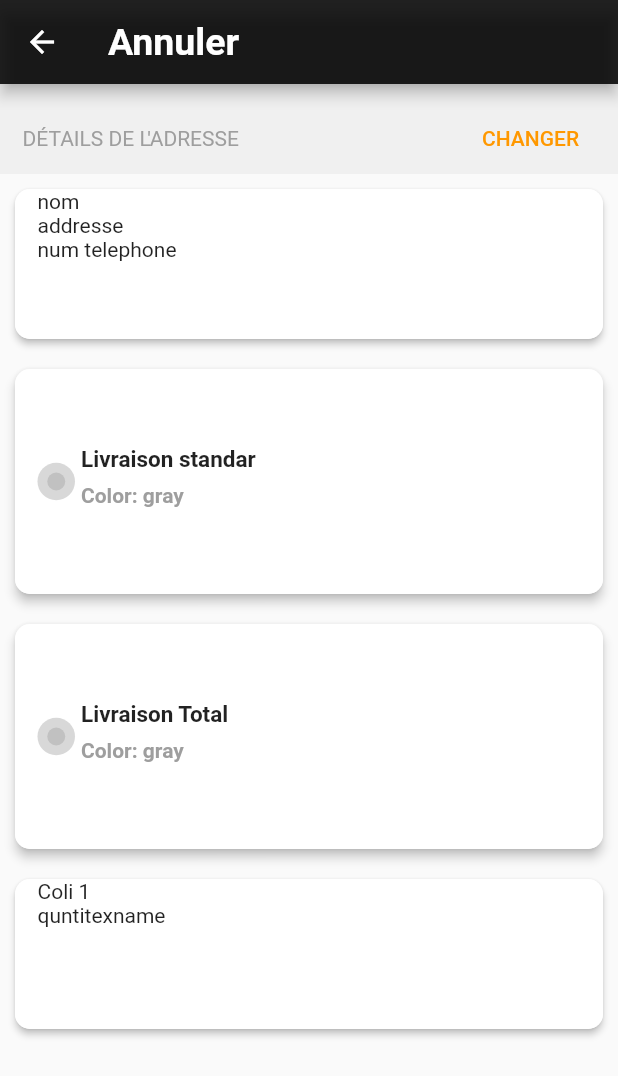
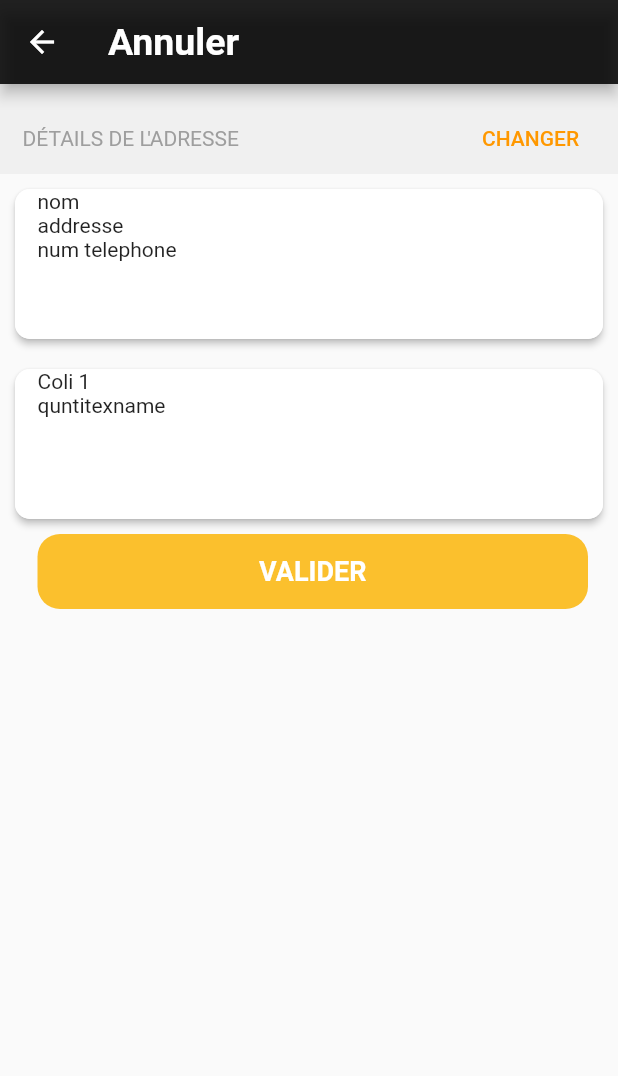
Before and after one commit to najlaom/ecomerce, a Flutter app: the Livraison screen opened directly, on a phone screen of 412 x 824 dp. Shown: the top 1076 px of the screen. Run offline on Flutter 3.47's test engine with Material 2 defaults, Android fonts, the phone set to English and light mode, and no system bars; our stand-ins replace cached_network_image, eva_icons_flutter, flutter_custom_clippers, flutter_secure_storage, flutter_swiper, intl_phone_field and 2 more; accounts and stored records are empty; network calls fail; Roboto replaces fonts that are missing (Montserrat, Quicksand).

Commit message:
ajout interface

```diff
--- a/lib/screens/category/category.dart
+++ b/lib/screens/category/category.dart
@@ -88,7 +88,9 @@ class _CategoryState extends State<Category> {
             appBar: AppBar(
               backgroundColor: Colors.black87,
               title: GestureDetector(
-                onTap: () {},
+                onTap: () {
+
+                },
                 child: Container(
                   decoration: BoxDecoration(
                     color: Colors.white,
@@ -109,8 +111,7 @@ class _CategoryState extends State<Category> {
                           VerticalDivider(),
                           Expanded(
                             child: Text(
-                              'Recherche sur moll' +
-                                  bloc.allItems.length.toString(),
+                              'Recherche sur moll' ,
                               style: Theme.of(context)
                                   .textTheme
                                   .subtitle2
--- a/lib/screens/commande/livraison.dart
+++ b/lib/screens/commande/livraison.dart
@@ -78,15 +78,32 @@ class _LivraisonState extends State<Livraison> {
                   ],
                 )),
             itemCardInfo(),
-             Column(
-              children: <Widget>[
-                itemCard('Livraison standar', 'gray',
-                    true, 0),
-                itemCard('Livraison Total', 'gray',
-                    true, 1),
-              ],
+            itemCardLiv(),
+            Container(
+              padding: EdgeInsets.only(left: 15.0, right: 10.0),
+              width: MediaQuery.of(context).size.width - 20.0,
+              height: 50,
+              child: RaisedButton(
+                elevation: 0,
+                shape: RoundedRectangleBorder(
+                    borderRadius: BorderRadius.circular(15.0)),
+                color: Colors.yellow.shade700,
+                child: Text(
+                  "Valider".toUpperCase(),
+                  style: TextStyle(
+                    fontWeight: FontWeight.bold,
+                    color: Colors.white,
+                    fontSize: 18.0,
+                  ),
+                ),
+                onPressed: () {
+                  Navigator.push(
+                    context,
+                    MaterialPageRoute(builder: (context) => Livraison()),
+                  );
+                },
+              ),
             ),
-            itemCardLiv(),
           ],
         ),
       ),
@@ -110,6 +127,7 @@ class _LivraisonState extends State<Livraison> {
             crossAxisAlignment: CrossAxisAlignment.start,
             children: [Text("nom"), Text("addresse"), Text("num telephone")],
           ),
+
         ),
       ),
     );
```
